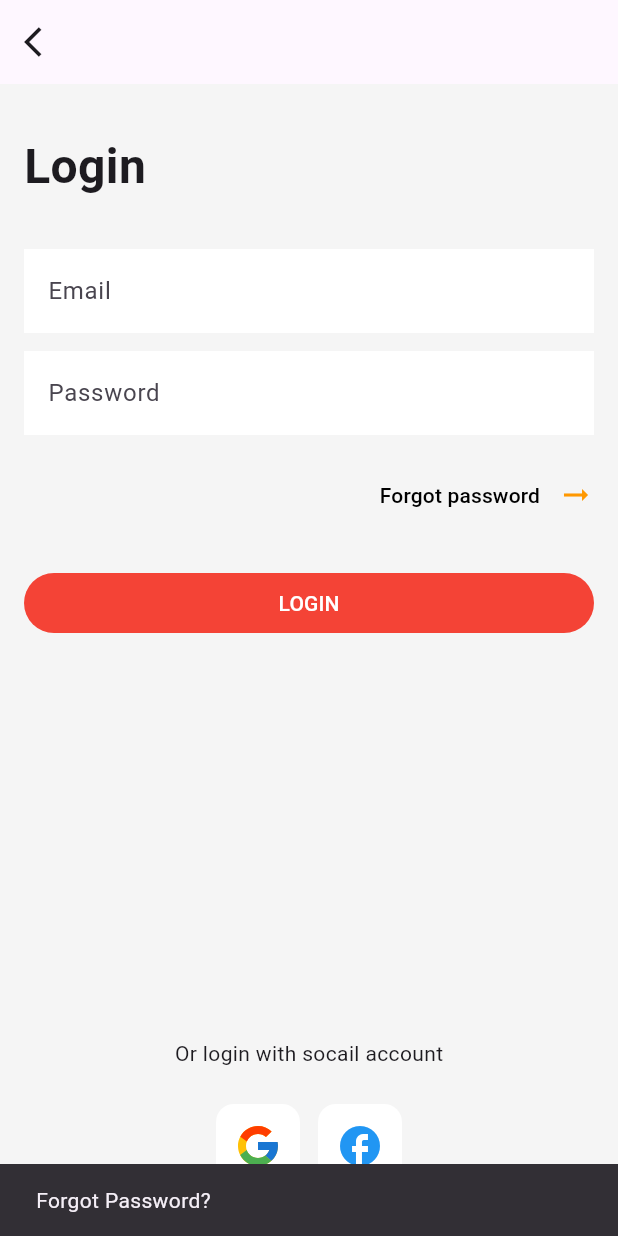
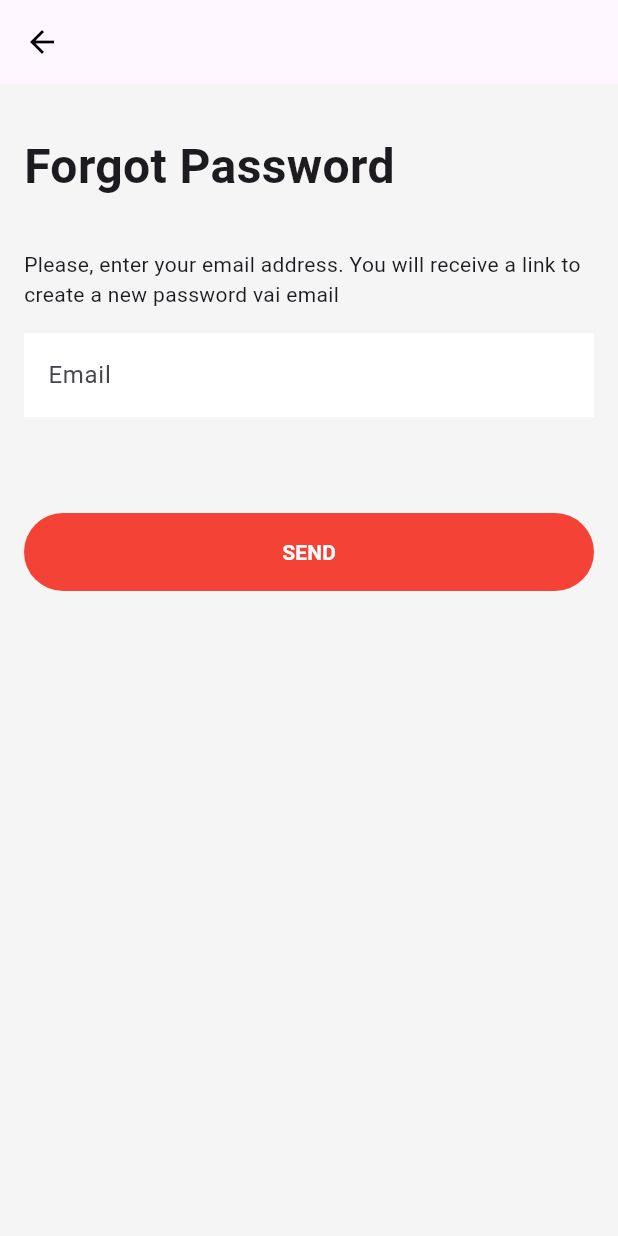
Before and after one commit to chheng-dev/ecomerce-flutter, a Flutter app: the screen it shows after launch, after a tap on "Forgot password", on a phone screen of 412 x 824 dp. Run offline on Flutter 3.47's test engine with Material 3 defaults, Android fonts, the phone set to English and light mode, and no system bars; our stand-ins replace flutter_svg.

Commit message:
forgot password

```diff
--- a/lib/constants/theme_constants.dart
+++ b/lib/constants/theme_constants.dart
@@ -1,5 +1,3 @@
-import 'dart:ffi';
-
 import 'package:flutter/material.dart';
 
 class AppColors {
@@ -58,4 +56,5 @@ class ConfigConstants {
 
   static const double sizebox3  = 32.0;
 
+  static const double sizebox4  = 43.0;
 }
--- /dev/null
+++ b/lib/models/User.dart
@@ -0,0 +1,8 @@
+class UserModel {
+  static const String _validEmail = "dev@gmail.com";
+  static const String _validPassword = "12345";
+
+  bool validateCredentails(String email, String password){
+    return email == _validEmail && password == _validPassword;
+  }
+}
--- a/lib/routes.dart
+++ b/lib/routes.dart
@@ -1,6 +1,10 @@
+import 'package:ecomerce_app/views/forgot_password_screen.dart';
+import 'package:ecomerce_app/views/home_screen.dart';
 import 'package:ecomerce_app/views/login_screen.dart';
 import 'package:flutter/material.dart';
 
 final Map<String, WidgetBuilder> routes = {
   "/": (context) => LoginScreen(),
+  "/forgot-password": (context) => ForgotPasswordWidget(),
+  "/home": (context) => HomeScreen(),
 };
--- /dev/null
+++ b/lib/views/forgot_password_screen.dart
@@ -0,0 +1,62 @@
+import 'package:ecomerce_app/constants/theme_constants.dart';
+import 'package:ecomerce_app/widgets/text_form_field.dart';
+import 'package:flutter/material.dart';
+
+class ForgotPasswordWidget extends StatelessWidget {
+  final TextEditingController controller = TextEditingController();
+  ForgotPasswordWidget({super.key});
+
+  @override
+  Widget build(BuildContext context) {
+    return Scaffold(
+      appBar: AppBar(
+        leading: IconButton(
+          icon: Icon(Icons.arrow_back, color: Colors.black),
+          onPressed: () => Navigator.pushReplacementNamed(context, "/"),
+        ),
+        centerTitle: true,
+      ),
+      body: Container(
+        padding: EdgeInsets.symmetric(
+          horizontal: 16,
+          vertical: 32.0
+        ),
+        child: Column(
+          crossAxisAlignment: CrossAxisAlignment.start,
+          children: [
+            Text(
+              "Forgot Password",
+              style: TextStyle(
+                fontSize: ConfigConstants.fontSize3,
+                fontWeight: FontWeight.w600,
+              ),
+            ),
+            SizedBox(height: ConfigConstants.sizebox3),
+            Text(
+              "Please, enter your email address. You will receive a link to create a new password vai email",
+            ),
+            SizedBox(height: ConfigConstants.sizebox1),
+            TextFieldWidget(
+              controller: controller,
+              hintText: "Email",
+              keyboardType: TextInputType.emailAddress,
+            ),
+            SizedBox(height: 64),
+            Container(
+              width: MediaQuery.of(context).size.width,
+              child: ElevatedButton(
+                style: ElevatedButton.styleFrom(
+                  padding: EdgeInsets.symmetric(vertical: 16.0),
+                  elevation: 0,
+                  backgroundColor: AppColors.primaryColor,
+                ),
+                onPressed: () => {},
+                child: Text("SEND", style: TextStyle(color: Colors.white, fontWeight: FontWeight.w600)),
+              ),
+            ),
+          ],
+        ),
+      ),
+    );
+  }
+}
--- a/lib/views/login_screen.dart
+++ b/lib/views/login_screen.dart
@@ -1,7 +1,7 @@
 import 'package:ecomerce_app/constants/theme_constants.dart';
+import 'package:ecomerce_app/controllers/login_controller.dart';
 import 'package:ecomerce_app/widgets/text_form_field.dart';
 import 'package:flutter/material.dart';
-import 'package:flutter/services.dart';
 import 'package:flutter_svg/svg.dart';
 
 class LoginScreen extends StatefulWidget {
@@ -12,26 +12,14 @@ class LoginScreen extends StatefulWidget {
 }
 
 class _LoginScreenState extends State<LoginScreen> {
-   final _formKey = GlobalKey<FormState>();
-    final TextEditingController _emailController = TextEditingController();
-    final TextEditingController _passwordController = TextEditingController();
-
-
-  void _submitForm(){
-    if (_formKey.currentState!.validate()) {
-      ScaffoldMessenger.of(context).showSnackBar(
-        SnackBar(content: Text('Login Successful!')),
-      );
-    }
-  }
-
+  final LoginController _controller = LoginController();
 
   @override
   Widget build(BuildContext context) {
     return Scaffold(
       appBar: AppBar(
-        centerTitle: false,
-        title: Icon(Icons.arrow_back_ios),
+        // centerTitle: false,
+        // title: Icon(Icons.arrow_back_ios),
       ),
       body: Column(
         mainAxisAlignment: MainAxisAlignment.spaceBetween,
@@ -56,31 +44,13 @@ class _LoginScreenState extends State<LoginScreen> {
                 ),
                 TextFieldWidget(
                   hintText: "Email",
-                  controller: _emailController,
-                  keyboardType: TextInputType.emailAddress,
-                  validator: (value){
-                    if(value == null || value.isEmpty){
-                      return "Please enter your email";
-                    } else if (!value.contains('@')){
-                      return "Please enter a valid email";
-                    }
-                    return null;
-                  },
+                  controller: _controller.emailController,
+                  keyboardType: TextInputType.emailAddress
                 ),
                 SizedBox(height: ConfigConstants.sizebox0),
                 TextFieldWidget(
                   hintText: "Password",
-                  controller: _passwordController,
-                  validator: (value){
-                    print("hi");
-                    print(value);
-                    if(value == null || value.isEmpty){
-                      return "Please enter your password";
-                    } else if (value.length > 8){
-                      return "Password must be at last 8";
-                    }
-                    return null;
-                  },
+                  controller: _controller.passwordController,
                   obscureText: true,
                   keyboardType: TextInputType.visiblePassword,
                 ),
@@ -90,11 +60,7 @@ class _LoginScreenState extends State<LoginScreen> {
                     mainAxisAlignment: MainAxisAlignment.end,
                     children: [
                       TextButton(
-                        onPressed: () {
-                          ScaffoldMessenger.of(context).showSnackBar(
-                            SnackBar(content: Text('Forgot Password?')),
-                          );
-                        },
+                        onPressed: () => Navigator.pushReplacementNamed(context, "/forgot-password"),
                         child: Text(
                           "Forgot password",
                           style: TextStyle(color: Colors.black),
@@ -113,11 +79,11 @@ class _LoginScreenState extends State<LoginScreen> {
                   width: MediaQuery.of(context).size.width,
                   child: ElevatedButton(
                     style: ElevatedButton.styleFrom(
-                      padding: EdgeInsets.symmetric(vertical: 8),
+                      padding: EdgeInsets.symmetric(vertical: 16.0),
                       elevation: 0,
                       backgroundColor: AppColors.primaryColor
                     ),
-                    onPressed: _submitForm,
+                    onPressed:() => _controller.login(context),
                     child: Text(
                       "LOGIN",
                       style: TextStyle(color: Colors.white),
--- a/lib/widgets/text_form_field.dart
+++ b/lib/widgets/text_form_field.dart
@@ -1,47 +1,31 @@
 import 'package:flutter/material.dart';
-import 'package:flutter/services.dart';
 
-class TextFieldWidget extends StatefulWidget {
+class TextFieldWidget extends StatelessWidget {
   final String hintText;
   final TextEditingController controller;
   final TextInputType keyboardType;
   final bool obscureText;
-  final String? Function(String?)? validator;
+  // final String? Function(String?)? validator;
 
   TextFieldWidget({
     super.key,
     required this.hintText,
     required this.controller,
     required this.keyboardType,
-    this.obscureText = false,
-    this.validator
+    this.obscureText = false
   });
-
-  @override
-  State<TextFieldWidget> createState() => _TextFieldWidgetState();
-}
-
-class _TextFieldWidgetState extends State<TextFieldWidget> {
-  @override
-  void dispose(){
-   widget.controller.dispose();
-    super.dispose();
-  }
 
   @override
   Widget build(BuildContext context) {
   return Container(
     color: Colors.white,
     child: TextFormField(
-        controller: widget.controller,
-        obscureText: widget.obscureText,
-        keyboardType: widget.keyboardType,
-        validator: widget.validator,
+      controller: controller,
+      obscureText: obscureText,
+      keyboardType: keyboardType,
       decoration: InputDecoration(
-          border: OutlineInputBorder(
-            borderSide: BorderSide.none,
-          ),
-          hintText: widget.hintText,
+        border: OutlineInputBorder(borderSide: BorderSide.none),
+        hintText: hintText,
       ),
     ),
   );
```
Also changed, not shown: lib/controllers/login_controller.dart (added, +40 -0 lines), lib/views/home_screen.dart (added, +15 -0 lines). Lines whose indentation alone changed are shown as unchanged.
